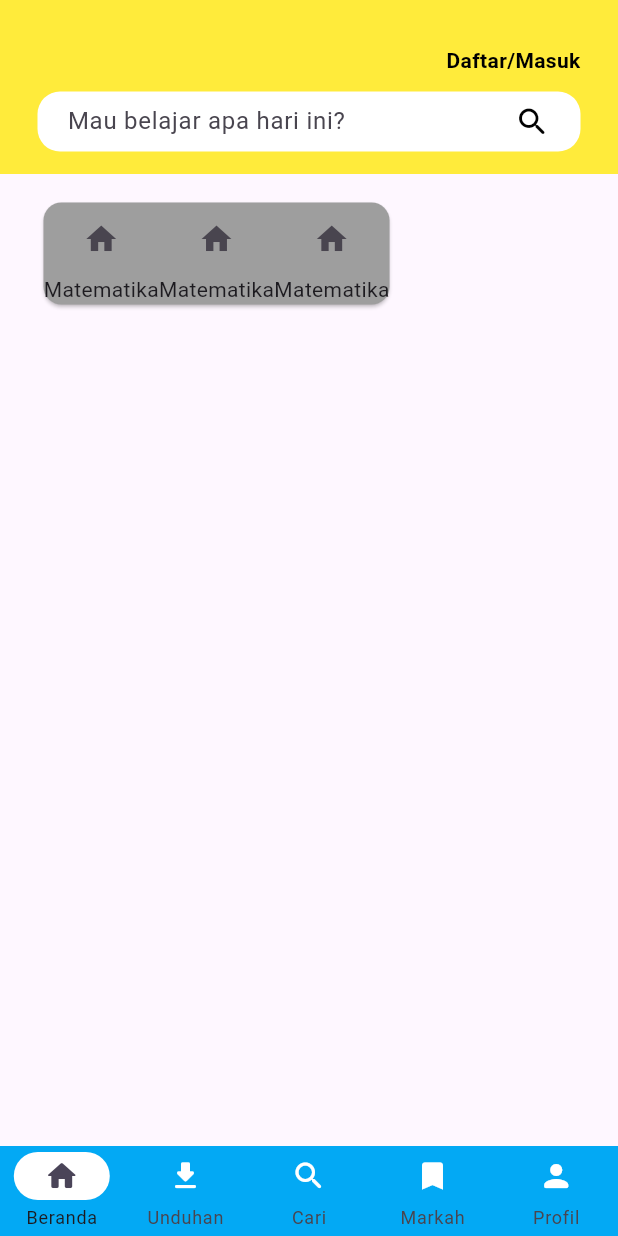
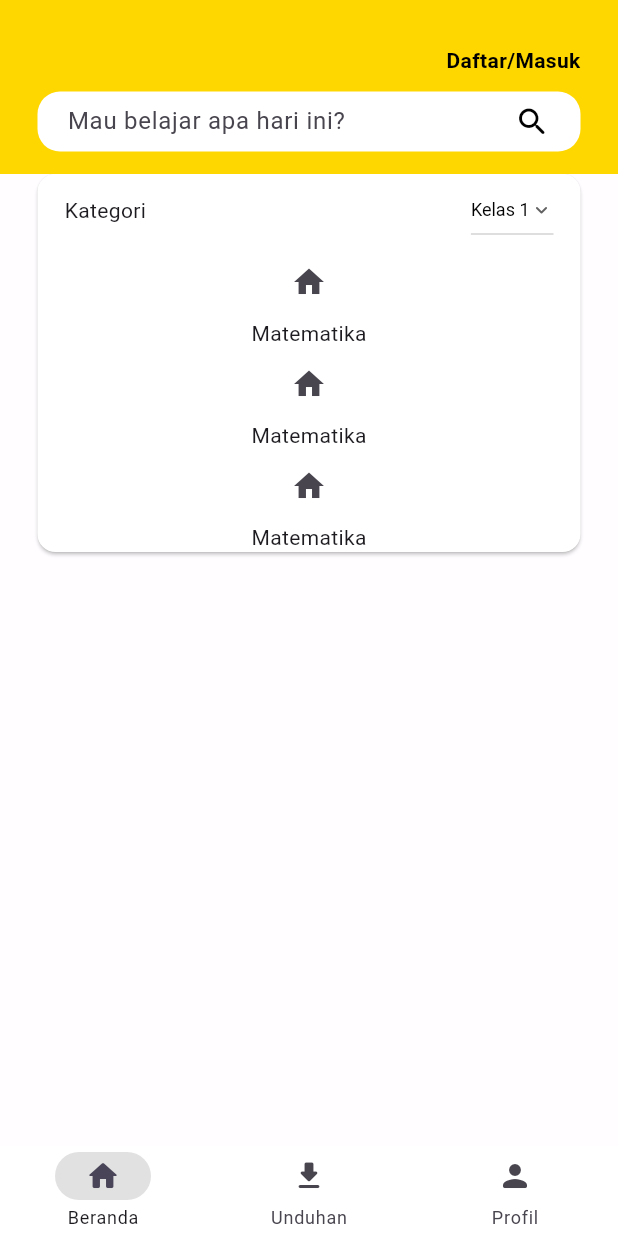
Before and after one commit to DaiDiT/seelearn, a Flutter app: the NavigationMenu screen opened directly, on a phone screen of 412 x 824 dp. Run offline on Flutter 3.47's test engine with Material 3 defaults, Android fonts, the phone set to English and light mode, and no system bars; our stand-ins replace animated_splash_screen, page_transition, sqflite; accounts and stored records are empty.

Commit message:
Another update

```diff
--- a/lib/navigation_menu.dart
+++ b/lib/navigation_menu.dart
@@ -1,8 +1,6 @@
 import 'package:flutter/material.dart';
 import 'screens/home_screen.dart';
 import 'screens/download_screen.dart';
-import 'screens/search_screen.dart';
-import 'screens/bookmark_screen.dart';
 import 'screens/profile_screen.dart';
 
 class NavigationMenu extends StatefulWidget {
@@ -26,38 +24,27 @@ class _NavigationMenuState extends State<NavigationMenu> {
         },
         height: 60,
         elevation: 0,
-        backgroundColor: Colors.lightBlue,
-        indicatorColor: Colors.white,
+        backgroundColor: Colors.white,
+        indicatorColor: const Color(0xffe1e1e1),
         selectedIndex: currentPageIndex,
         destinations: const [
           NavigationDestination(
-              icon: Icon(Icons.home_rounded, color: Colors.white),
-              label: 'Beranda',
-              selectedIcon: Icon(Icons.home_rounded)),
+            icon: Icon(Icons.home_rounded),
+            label: 'Beranda',
+          ),
           NavigationDestination(
-              icon: Icon(Icons.download_rounded, color: Colors.white),
-              label: 'Unduhan',
-              selectedIcon: Icon(Icons.download_rounded)),
+            icon: Icon(Icons.download_rounded),
+            label: 'Unduhan',
+          ),
           NavigationDestination(
-              icon: Icon(Icons.search_rounded, color: Colors.white),
-              label: 'Cari',
-              selectedIcon: Icon(Icons.search_rounded)),
-          NavigationDestination(
-              icon: Icon(Icons.bookmark_rounded, color: Colors.white),
-              label: 'Markah',
-              selectedIcon: Icon(Icons.bookmark_outline_rounded)),
-          NavigationDestination(
-            icon: Icon(Icons.person_rounded, color: Colors.white),
+            icon: Icon(Icons.person_rounded),
             label: 'Profil',
-            selectedIcon: Icon(Icons.person_outline_rounded),
           ),
         ],
       ),
       body: const [
         HomeScreen(),
         DownloadScreen(),
-        SearchScreen(),
-        BookmarkScreen(),
         ProfileScreen()
       ][currentPageIndex],
     );
--- a/lib/screens/home_screen.dart
+++ b/lib/screens/home_screen.dart
@@ -1,5 +1,14 @@
 import 'package:flutter/material.dart';
 import 'package:seelearn/authentication/register_screen.dart';
+
+const List<String> list = <String>[
+  'Kelas 1',
+  'Kelas 2',
+  'Kelas 3',
+  'Kelas 4',
+  'Kelas 5',
+  'Kelas 6'
+];
 
 class HomeScreen extends StatefulWidget {
   const HomeScreen({Key? key}) : super(key: key);
@@ -9,12 +18,14 @@ class HomeScreen extends StatefulWidget {
 }
 
 class _HomeScreenState extends State<HomeScreen> {
+  String dropdownValue = list.first;
+
   @override
   Widget build(BuildContext context) {
     return MaterialApp(
       home: Scaffold(
         appBar: AppBar(
-          backgroundColor: Colors.yellow,
+          backgroundColor: const Color(0xFFFFD700),
           actions: [
             Padding(
                 padding: const EdgeInsets.only(top: 30, right: 25),
@@ -33,8 +44,7 @@ class _HomeScreenState extends State<HomeScreen> {
                 )),
           ],
           bottom: PreferredSize(
-            preferredSize: const Size.fromHeight(
-                60.0), // Tinggi preferensi untuk form pencarian
+            preferredSize: const Size.fromHeight(60.0),
             child: Container(
               height: 40,
               margin: const EdgeInsets.symmetric(horizontal: 25, vertical: 15),
@@ -65,45 +75,75 @@ class _HomeScreenState extends State<HomeScreen> {
           ),
         ),
         body: Container(
-          margin: const EdgeInsets.fromLTRB(25, 15, 25, 0),
+          color: Colors.white.withOpacity(0.800000011920929),
           child: Column(
             children: [
+              Card(
+                margin: const EdgeInsets.symmetric(horizontal: 25),
+                color: Colors.white,
+                child: Container(
+                  padding: const EdgeInsets.symmetric(horizontal: 18),
+                  child: Column(children: [
                     Row(
                         mainAxisAlignment: MainAxisAlignment.spaceBetween,
                         children: [
-                  Card(
-                    color: Colors.grey,
-                    child: Row(
-                        mainAxisAlignment: MainAxisAlignment.spaceEvenly,
-                        crossAxisAlignment: CrossAxisAlignment.center,
-                        children: [
+                          const Text("Kategori"),
+                          DropdownButton<String>(
+                            value: dropdownValue,
+                            icon: const Icon(
+                              Icons.expand_more_rounded,
+                              size: 16,
+                            ),
+                            elevation: 16,
+                            style: const TextStyle(
+                              fontFamily: 'Roboto',
+                              fontSize: 12,
+                              color: Colors.black,
+                            ),
+                            onChanged: (String? value) {
+                              setState(() {
+                                dropdownValue = value!;
+                              });
+                            },
+                            items: list
+                                .map<DropdownMenuItem<String>>((String value) {
+                              return DropdownMenuItem<String>(
+                                value: value,
+                                child: Text(
+                                  value,
+                                  style: const TextStyle(
+                                    fontFamily: 'Roboto',
+                                    fontSize: 12,
+                                    color: Colors.black,
+                                  ),
+                                ),
+                              );
+                            }).toList(),
+                          )
+                        ]),
                     Column(
                       children: [
                         IconButton(
-                                  onPressed: () {},
-                                  icon: const Icon(Icons.home)),
+                            onPressed: () {}, icon: const Icon(Icons.home)),
                         const Text("Matematika")
                       ],
                     ),
                     Column(
                       children: [
                         IconButton(
-                                  onPressed: () {},
-                                  icon: const Icon(Icons.home)),
+                            onPressed: () {}, icon: const Icon(Icons.home)),
                         const Text("Matematika")
                       ],
                     ),
                     Column(
                       children: [
                         IconButton(
-                                  onPressed: () {},
-                                  icon: const Icon(Icons.home)),
+                            onPressed: () {}, icon: const Icon(Icons.home)),
                         const Text("Matematika")
                       ],
                     ),
                   ]),
                 ),
-                ],
               ),
             ],
           ),
--- a/pubspec.yaml
+++ b/pubspec.yaml
@@ -37,6 +37,8 @@ dependencies:
   sqflite: ^2.3.0
   path: ^1.8.3
   crypto: ^3.0.0
+  animated_splash_screen: ^1.3.0
+  page_transition: ^2.1.0
 
 dev_dependencies:
   flutter_test:
```
Also changed, not shown: lib/authentication/login_screen.dart (+22 -18 lines), lib/authentication/register_screen.dart (+15 -6 lines), lib/main.dart (+23 -7 lines), 6 other files. Lines whose indentation alone changed are shown as unchanged.
